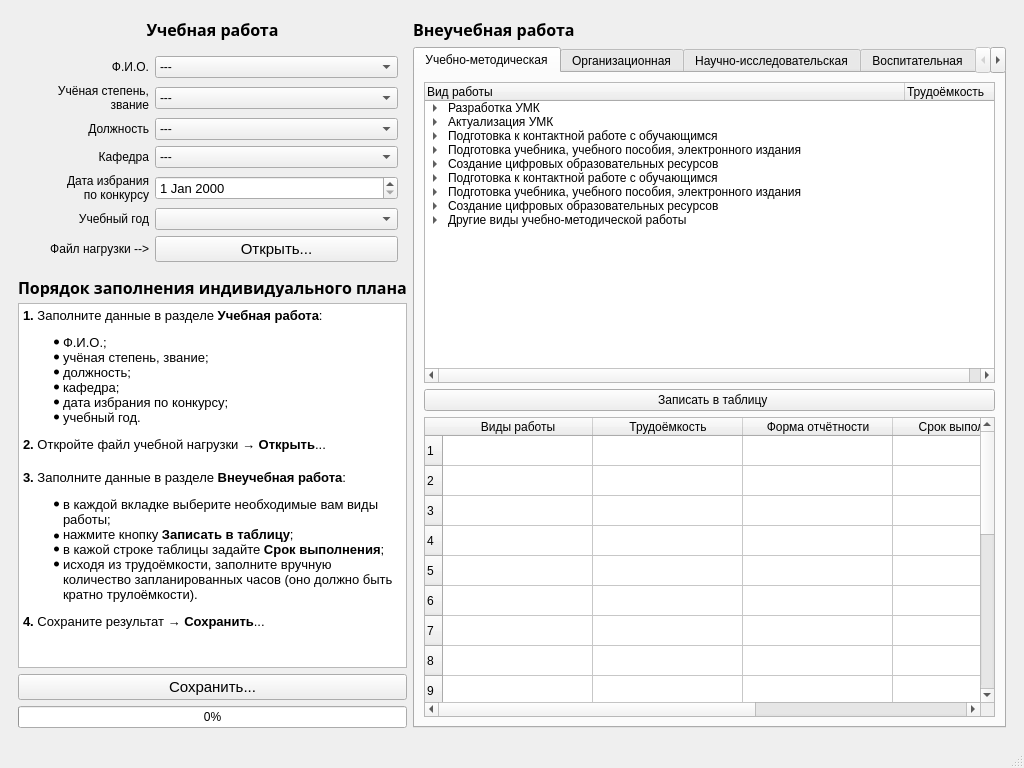
The window that iplan-design.ui (motor1n/iplan) describes before a commit, drawn with Qt 5.
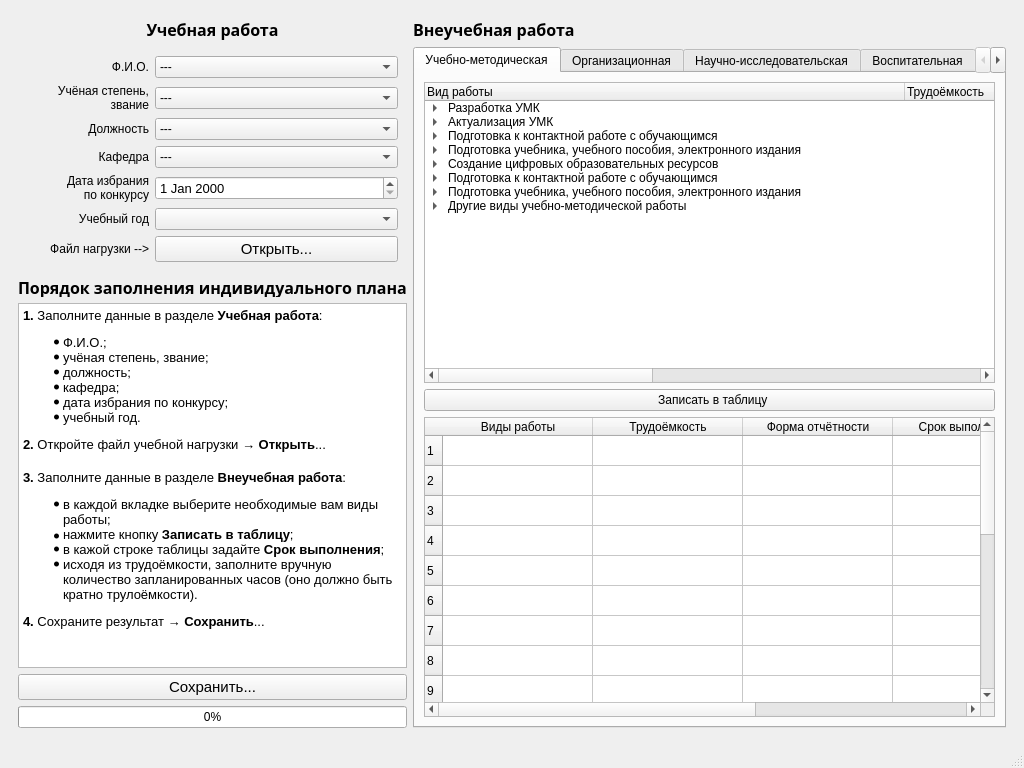
The same window after the commit. Icons and pictures are not drawn.

Commit message: toolTip ячеек поля Трудоёмкость

What changed in the file:
```diff
--- a/iplan-design.ui
+++ b/iplan-design.ui
@@ -96,6 +96,11 @@
                <string>Трудоёмкость</string>
               </property>
              </column>
+             <column>
+              <property name="text">
+               <string>Форма отчётности</string>
+              </property>
+             </column>
              <item>
               <property name="text">
                <string>Разработка УМК</string>
@@ -506,13 +511,6 @@
                <property name="text">
                 <string>6 часов за 1 печатный лист</string>
                </property>
-              </item>
-             </item>
-             <item>
-              <property name="text">
-               <string>Создание цифровых образовательных ресурсов</string>
-              </property>
-              <item>
                <property name="text">
                 <string>Создание презентаций по дисциплине впервые</string>
                </property>
```
Left out of the diff: 266 changed lines with no effect on the pictures. The commit also changes 1 other file.
